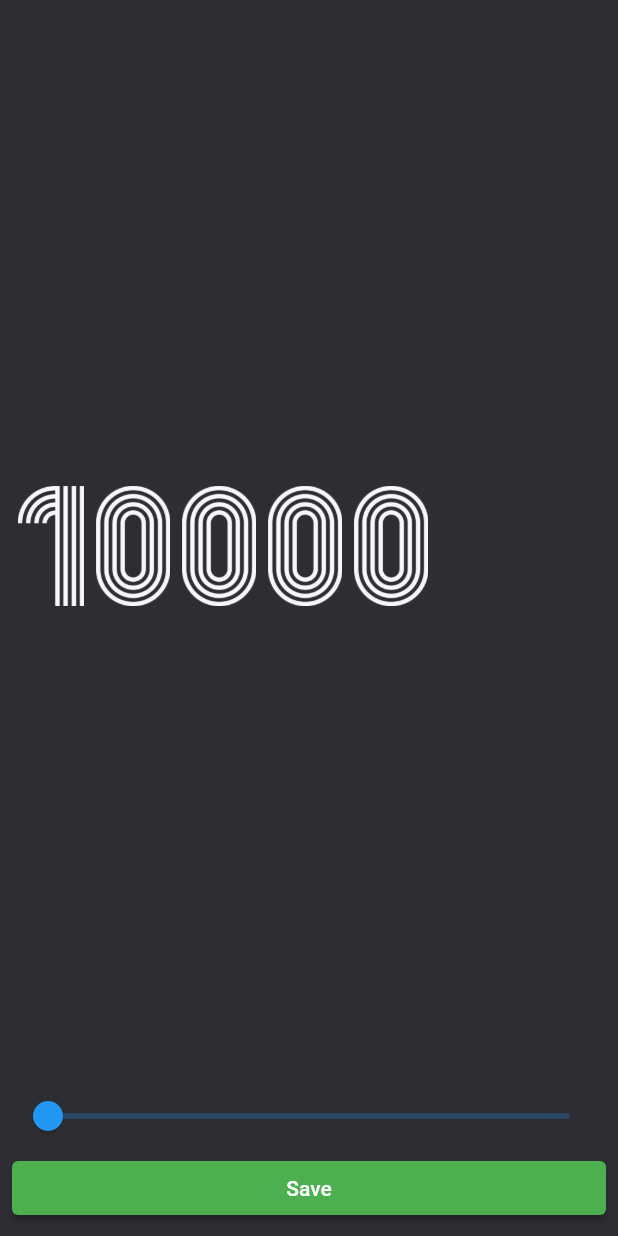
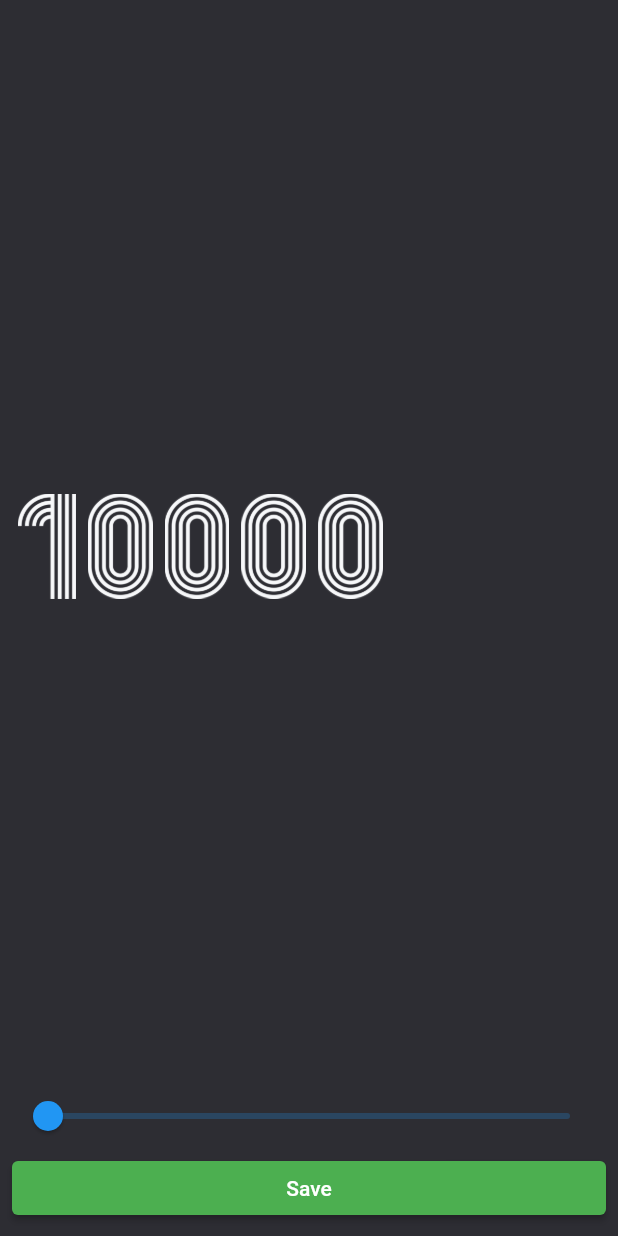
Before and after one commit to nzwgkim/randome_num, a Flutter app: the screen it shows after launch, after a tap on the "settings" icon, on a phone screen of 412 x 824 dp. Run offline on Flutter 3.47's test engine with Material 2 defaults, Android fonts, the phone set to English and light mode, and no system bars.

Commit message:
코드 정리

```diff
--- a/lib/settins.dart
+++ b/lib/settins.dart
@@ -20,24 +20,7 @@ class _SettingsState extends State<Settings> {
           padding: const EdgeInsets.all(8.0),
           child: Column(
             children: [
-              Expanded(
-                child: Row(
-                  children: widget.curValue
-                      .toInt()
-                      .toString()
-                      .split('')
-                      .map(
-                        (x) => Padding(
-                          padding: const EdgeInsets.all(4.0),
-                          child: Image.asset(
-                            'asset/img/$x.png',
-                            height: 80,
-                          ),
-                        ),
-                      )
-                      .toList(),
-                ),
-              ),
+              _BodyPart(widget: widget),
               Slider(
                 value: widget.curValue.toDouble(),
                 min: 10000,
@@ -46,7 +29,7 @@ class _SettingsState extends State<Settings> {
                   setState(() {
                     widget.curValue = value.toInt();
                   });
-                  print('Slider: $value');
+                  // print('Slider: $value');
                 },
               ),
               SizedBox(
@@ -58,7 +41,7 @@ class _SettingsState extends State<Settings> {
                     ),
                     onPressed: () {
                       final setValue = widget.curValue.toInt();
-                      print('setting: $setValue');
+                      // print('setting: $setValue');
                       Navigator.of(context).pop(setValue);
                     },
                     child: const Text('Save')),
@@ -70,3 +53,34 @@ class _SettingsState extends State<Settings> {
     );
   }
 }
+
+class _BodyPart extends StatelessWidget {
+  const _BodyPart({
+    required this.widget,
+  });
+
+  /// take a widget as a parameter
+  final Settings widget;
+
+  @override
+  Widget build(BuildContext context) {
+    return Expanded(
+      child: Row(
+        children: widget.curValue
+            .toInt()
+            .toString()
+            .split('')
+            .map(
+              (x) => Padding(
+                padding: const EdgeInsets.all(4.0),
+                child: Image.asset(
+                  'asset/img/$x.png',
+                  height: 70,
+                ),
+              ),
+            )
+            .toList(),
+      ),
+    );
+  }
+}
```
